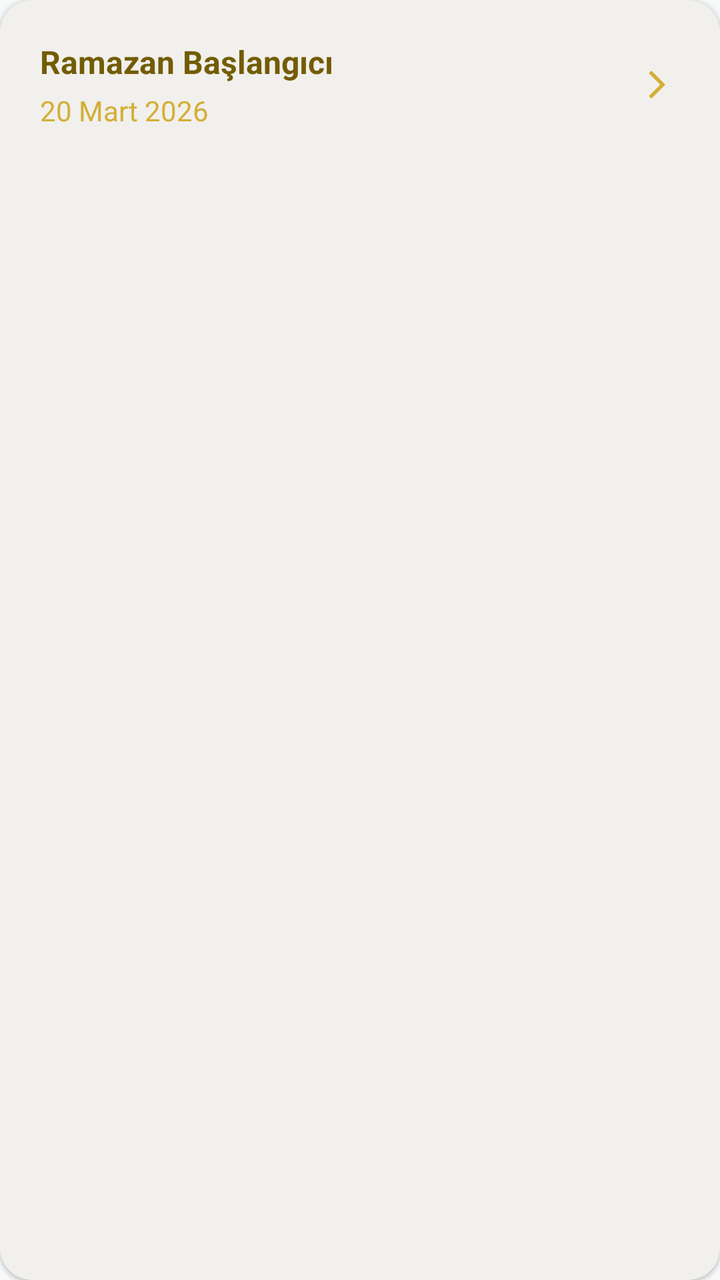
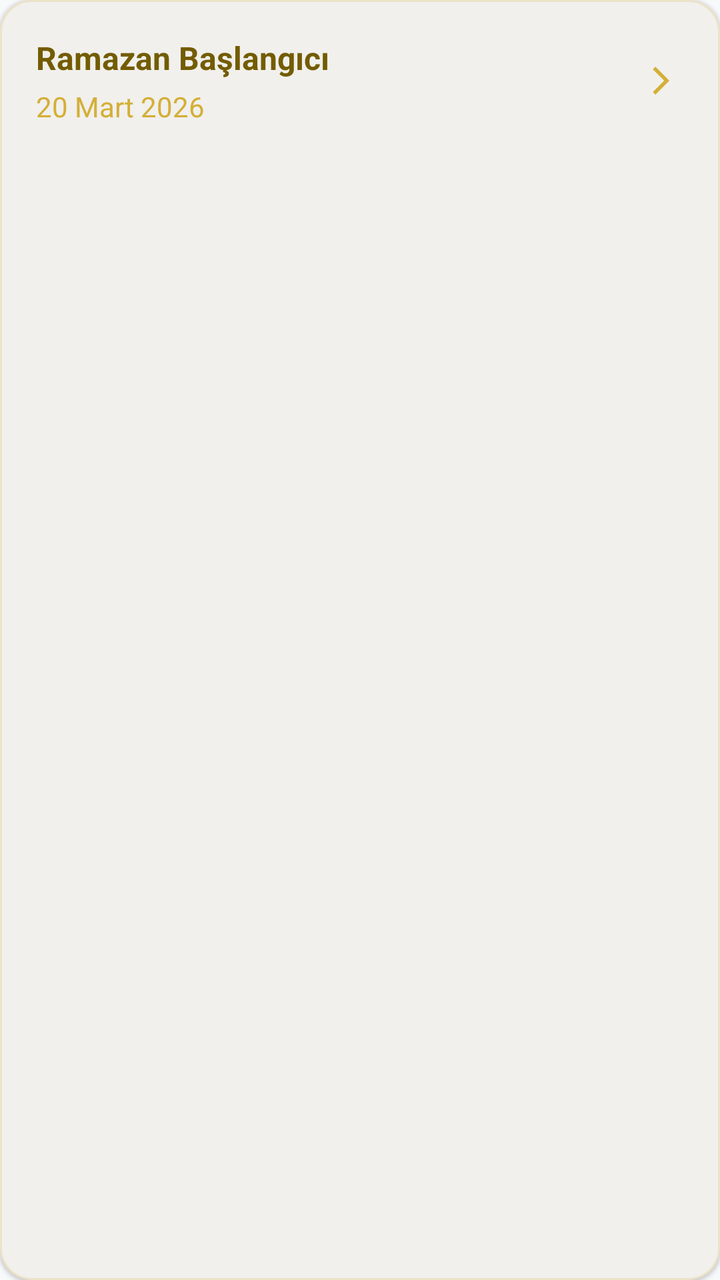

Screens rendered from an Android XML layout before and after an edit, with the pre-edit source and the edit as a unified diff.
<!-- AndroidManifest.xml: application theme Theme.Hilalim -->
<!-- res/layout/item_dini_gun.xml -->
<?xml version="1.0" encoding="utf-8"?>
<com.google.android.material.card.MaterialCardView xmlns:android="http://schemas.android.com/apk/res/android"
    xmlns:app="http://schemas.android.com/apk/res-auto"
    android:layout_width="match_parent"
    android:layout_height="wrap_content"
    android:layout_marginVertical="8dp"
    app:cardCornerRadius="16dp"
    app:cardElevation="1dp"
    app:strokeWidth="0dp">

    <RelativeLayout
        android:layout_width="match_parent"
        android:layout_height="wrap_content"
        android:padding="20dp">

        <TextView
            android:id="@+id/txt_day_name"
            android:layout_width="wrap_content"
            android:layout_height="wrap_content"
            android:layout_alignParentStart="true"
            android:layout_toStartOf="@id/img_arrow"
            android:text="Ramazan Başlangıcı"
            android:textColor="@color/primary"
            android:textSize="16sp"
            android:textStyle="bold" />

        <TextView
            android:id="@+id/txt_day_date"
            android:layout_width="wrap_content"
            android:layout_height="wrap_content"
            android:layout_below="@id/txt_day_name"
            android:layout_alignParentStart="true"
            android:layout_marginTop="4dp"
            android:layout_toStartOf="@id/img_arrow"
            android:text="20 Mart 2026"
            android:textColor="@color/secondary"
            android:textSize="14sp" />

        <ImageView
            android:id="@+id/img_arrow"
            android:layout_width="22dp"
            android:layout_height="22dp"
            android:layout_alignParentEnd="true"
            android:layout_centerVertical="true"
            android:contentDescription="@null"
            android:src="@drawable/ic_forward_arrow"
            app:tint="@color/secondary" />

    </RelativeLayout>
</com.google.android.material.card.MaterialCardView>
<!-- resources referenced by this layout -->
<resources>
  <color name="primary">@color/md_theme_light_primary</color>
  <color name="secondary">@color/sacred_gold</color>
  <!-- drawable ic_forward_arrow (drawable) -->
  <vector xmlns:android="http://schemas.android.com/apk/res/android"
      android:width="24dp"
      android:height="24dp"
      android:viewportWidth="960"
      android:viewportHeight="960"
      android:autoMirrored="true"
      android:tint="?attr/colorControlNormal">
    <path
        android:fillColor="@android:color/white"
        android:pathData="M640,480L336,784L280,728L528,480L280,232L336,176L640,480Z"/>
  </vector>
  <style name="Theme.Hilalim" parent="Base.Theme.Hilalim" />
  <color name="md_theme_light_primary">#735C00</color>
  <color name="sacred_gold">#D4AF37</color>
  <color name="md_theme_light_onPrimary">#FFFFFF</color>
  <color name="md_theme_light_primaryContainer">#D4AF37</color>
  <color name="md_theme_light_onPrimaryContainer">#554300</color>
  <color name="md_theme_light_secondary">#5E5F5C</color>
  <color name="md_theme_light_onSecondary">#FFFFFF</color>
  <color name="md_theme_light_secondaryContainer">#E0E0DC</color>
  <color name="md_theme_light_onSecondaryContainer">#626360</color>
  <color name="md_theme_light_tertiary">#5F5F56</color>
  <color name="md_theme_light_onTertiary">#FFFFFF</color>
  <color name="md_theme_light_tertiaryContainer">#B4B3A8</color>
  <color name="md_theme_light_onTertiaryContainer">#45453D</color>
  <color name="md_theme_light_background">#F8F9FA</color>
  <color name="md_theme_light_surface">#F8F9FA</color>
  <color name="md_theme_light_onSurface">#191C1D</color>
  <color name="md_theme_light_surfaceVariant">#E1E3E4</color>
  <color name="md_theme_light_onSurfaceVariant">#4D4635</color>
  <color name="md_theme_light_outline">#7F7663</color>
  <color name="md_theme_light_inverseSurface">#2E3132</color>
  <color name="md_theme_light_inverseOnSurface">#EFF1F2</color>
  <color name="md_theme_light_error">#BA1A1A</color>
  <color name="md_theme_light_onError">#FFFFFF</color>
  <color name="md_theme_light_errorContainer">#FFDAD6</color>
  <color name="md_theme_light_onErrorContainer">#93000A</color>
  <!-- unchanged entries left out for length: 1 -->
</resources>

<!-- the commit's change to res/layout/item_dini_gun.xml (unified diff, before → after) -->
@@ -1,24 +1,26 @@
 <?xml version="1.0" encoding="utf-8"?>
 <com.google.android.material.card.MaterialCardView xmlns:android="http://schemas.android.com/apk/res/android"
     xmlns:app="http://schemas.android.com/apk/res-auto"
+    android:id="@+id/card_dini_gun"
     android:layout_width="match_parent"
     android:layout_height="wrap_content"
     android:layout_marginVertical="8dp"
     app:cardCornerRadius="16dp"
     app:cardElevation="1dp"
-    app:strokeWidth="0dp">
+    app:strokeColor="@color/card_stroke"
+    app:strokeWidth="1dp">
 
     <RelativeLayout
         android:layout_width="match_parent"
         android:layout_height="wrap_content"
-        android:padding="20dp">
+        android:padding="18dp">
 
         <TextView
             android:id="@+id/txt_day_name"
             android:layout_width="wrap_content"
             android:layout_height="wrap_content"
             android:layout_alignParentStart="true"
-            android:layout_toStartOf="@id/img_arrow"
+            android:layout_toStartOf="@id/txt_days_left"
             android:text="Ramazan Başlangıcı"
             android:textColor="@color/primary"
             android:textSize="16sp"
@@ -31,10 +33,25 @@
             android:layout_below="@id/txt_day_name"
             android:layout_alignParentStart="true"
             android:layout_marginTop="4dp"
-            android:layout_toStartOf="@id/img_arrow"
+            android:layout_toStartOf="@id/txt_days_left"
             android:text="20 Mart 2026"
             android:textColor="@color/secondary"
             android:textSize="14sp" />
+
+        <TextView
+            android:id="@+id/txt_days_left"
+            android:layout_width="wrap_content"
+            android:layout_height="wrap_content"
+            android:layout_centerVertical="true"
+            android:layout_marginEnd="8dp"
+            android:layout_toStartOf="@id/img_arrow"
+            android:background="@drawable/bg_countdown_pill"
+            android:paddingHorizontal="10dp"
+            android:paddingVertical="4dp"
+            android:textColor="@color/primary"
+            android:textSize="11sp"
+            android:textStyle="bold"
+            android:visibility="gone" />
 
         <ImageView
             android:id="@+id/img_arrow"
<!-- resource entries referenced after the edit -->
@@ -1,7 +1,18 @@
 <!-- resources referenced by this layout -->
 <resources>
+  <color name="card_stroke">#33D4AF37</color>
   <color name="primary">@color/md_theme_light_primary</color>
   <color name="secondary">@color/sacred_gold</color>
+  <!-- drawable bg_countdown_pill (drawable) -->
+  <?xml version="1.0" encoding="utf-8"?>
+  <shape xmlns:android="http://schemas.android.com/apk/res/android"
+      android:shape="rectangle">
+      <solid android:color="@color/selected_lang_bg" />
+      <corners android:radius="14dp" />
+      <stroke
+          android:width="1dp"
+          android:color="@color/card_stroke" />
+  </shape>
   <!-- drawable ic_forward_arrow (drawable) -->
   <vector xmlns:android="http://schemas.android.com/apk/res/android"
       android:width="24dp"
@@ -17,6 +28,7 @@
   <style name="Theme.Hilalim" parent="Base.Theme.Hilalim" />
   <color name="md_theme_light_primary">#735C00</color>
   <color name="sacred_gold">#D4AF37</color>
+  <color name="selected_lang_bg">#15D4AF37</color>
   <color name="md_theme_light_onPrimary">#FFFFFF</color>
   <color name="md_theme_light_primaryContainer">#D4AF37</color>
   <color name="md_theme_light_onPrimaryContainer">#554300</color>
